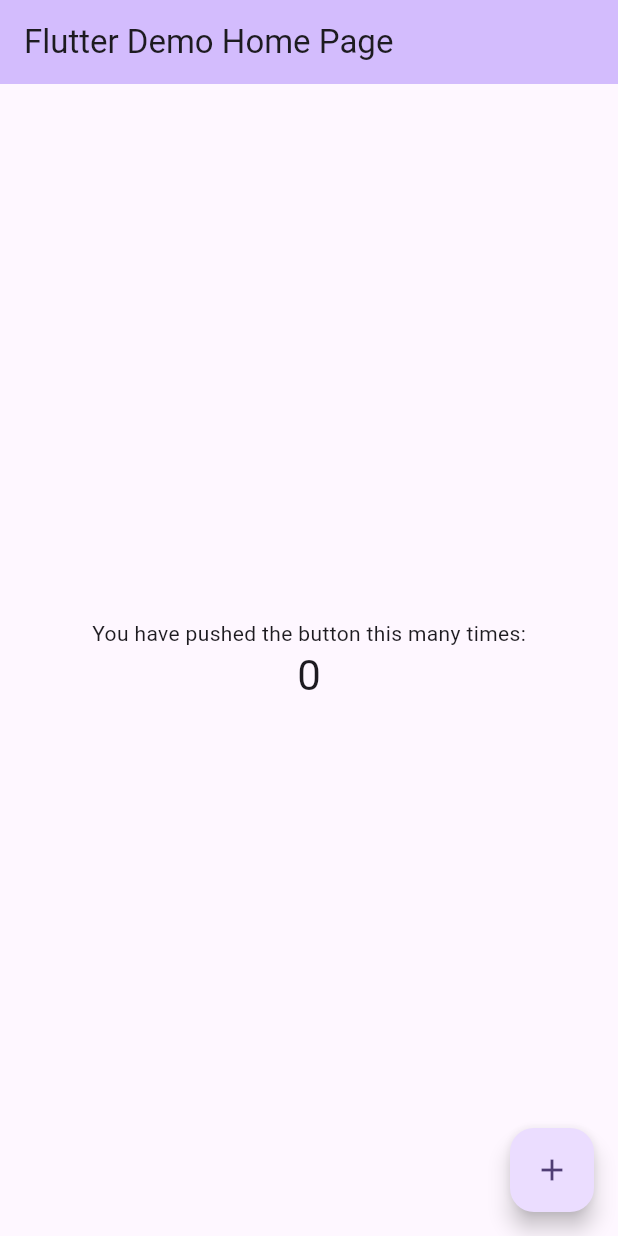
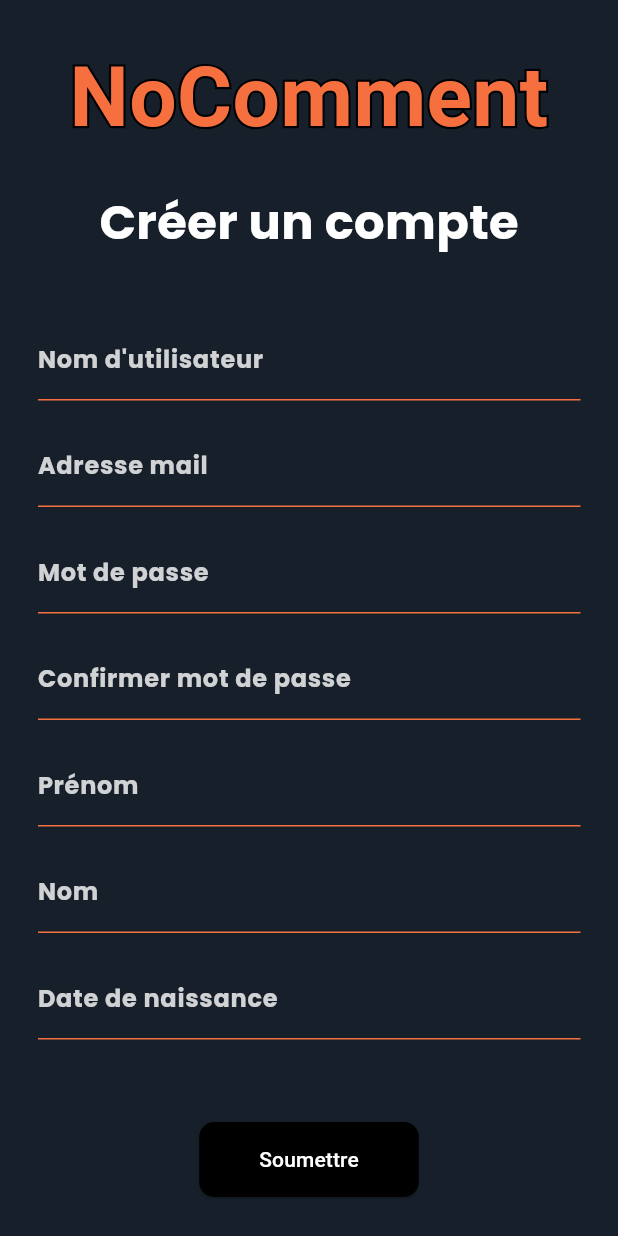
Before and after one commit to Evan-Duval/NoComment, a Flutter app: the screen it shows after launch, on a phone screen of 412 x 824 dp. Run offline on Flutter 3.47's test engine with Material 3 defaults, Android fonts, the phone set to English and light mode, and no system bars; drawn by our look-alikes of stroke_text; our stand-ins replace google_fonts.

Commit message:
Front Page register

```diff
--- a/Flutter/no_comment_flutter/lib/main.dart
+++ b/Flutter/no_comment_flutter/lib/main.dart
@@ -1,69 +1,20 @@
 import 'package:flutter/material.dart';
+import 'package:no_comment_flutter/pages/register.dart';
 
 void main() {
-  runApp(const MyApp());
+  runApp(const MainApp());
 }
 
-class MyApp extends StatelessWidget {
-  const MyApp({super.key});
+class MainApp extends StatelessWidget {
+  const MainApp({super.key});
 
-  // This widget is the root of your application.
   @override
   Widget build(BuildContext context) {
     return MaterialApp(
-      title: 'Flutter Demo',
-      theme: ThemeData(
-        colorScheme: ColorScheme.fromSeed(seedColor: Colors.deepPurple),
-        useMaterial3: true,
-      ),
-      home: const MyHomePage(title: 'Flutter Demo Home Page'),
+      initialRoute: '/register',
+      routes: {
+        '/register': (context) => const RegisterPage(),
+      },
     );
   }
 }
-
-class MyHomePage extends StatefulWidget {
-  const MyHomePage({super.key, required this.title});
-  final String title;
-
-  @override
-  State<MyHomePage> createState() => _MyHomePageState();
-}
-
-class _MyHomePageState extends State<MyHomePage> {
-  int _counter = 0;
-
-  void _incrementCounter() {
-    setState(() {
-      _counter++;
-    });
-  }
-
-  @override
-  Widget build(BuildContext context) {
-    return Scaffold(
-      appBar: AppBar(
-        backgroundColor: Theme.of(context).colorScheme.inversePrimary,
-        title: Text(widget.title),
-      ),
-      body: Center(
-        child: Column(
-          mainAxisAlignment: MainAxisAlignment.center,
-          children: <Widget>[
-            const Text(
-              'You have pushed the button this many times:',
-            ),
-            Text(
-              '$_counter',
-              style: Theme.of(context).textTheme.headlineMedium,
-            ),
-          ],
-        ),
-      ),
-      floatingActionButton: FloatingActionButton(
-        onPressed: _incrementCounter,
-        tooltip: 'Increment',
-        child: const Icon(Icons.add),
-      ),
-    );
-  }
-}
--- /dev/null
+++ b/Flutter/no_comment_flutter/lib/pages/register.dart
@@ -0,0 +1,113 @@
+import 'package:flutter/material.dart';
+import 'package:google_fonts/google_fonts.dart';
+import 'package:stroke_text/stroke_text.dart';
+
+class RegisterPage extends StatelessWidget {
+  const RegisterPage({super.key});
+
+  @override
+  Widget build(BuildContext context) {
+    return Scaffold(
+      backgroundColor: const Color.fromRGBO(23, 32, 42, 1),
+      body: Center(
+        child: Padding(
+          padding: const EdgeInsets.all(25.0),
+          child: SingleChildScrollView(
+            // Ajout pour permettre le défilement
+            child: Column(
+              mainAxisAlignment: MainAxisAlignment.center,
+              crossAxisAlignment: CrossAxisAlignment.center,
+              children: [
+                Center(
+                  child: StrokeText(
+                    text: 'NoComment',
+                    textAlign: TextAlign.center,
+                    textStyle: GoogleFonts.nanumBrushScript(
+                      fontSize: 56,
+                      color: const Color.fromRGBO(246, 112, 63, 1),
+                      fontWeight: FontWeight.bold,
+                    ),
+                    strokeWidth: 3,
+                    strokeColor: Colors.black,
+                  ),
+                ),
+                const SizedBox(height: 20),
+                Center(
+                  child: Text(
+                    'Créer un compte',
+                    style: GoogleFonts.poppins(
+                      fontSize: 32,
+                      color: Colors.white,
+                      fontWeight: FontWeight.bold,
+                    ),
+                  ),
+                ),
+                const SizedBox(height: 40),
+                _buildTextField('Nom d\'utilisateur'),
+                _buildTextField('Adresse mail'),
+                _buildTextField('Mot de passe'),
+                _buildTextField('Confirmer mot de passe'),
+                _buildTextField('Prénom'),
+                _buildTextField('Nom'),
+                _buildTextField('Date de naissance'),
+                const SizedBox(height: 40),
+                Center(
+                  child: ElevatedButton(
+                    onPressed: () {},
+                    style: ElevatedButton.styleFrom(
+                      backgroundColor: Colors.black,
+                      shape: RoundedRectangleBorder(
+                        borderRadius: BorderRadius.circular(10),
+                      ),
+                      padding: const EdgeInsets.symmetric(
+                          horizontal: 40, vertical: 15),
+                    ),
+                    child: Text('Soumettre',
+                        style: TextStyle(color: Colors.white)),
+                  ),
+                ),
+                const SizedBox(height: 10),
+                Center(
+                  child: Text(
+                    "Déjà un compte ?",
+                    style: GoogleFonts.poppins(
+                      color: Colors.white60,
+                      fontSize: 14,
+                    ),
+                  ),
+                )
+              ],
+            ),
+          ),
+        ),
+      ),
+    );
+  }
+
+  Widget _buildTextField(String label) {
+    return Padding(
+      padding: const EdgeInsets.only(bottom: 15.0),
+      child: TextField(
+        cursorColor: Colors.white,
+        decoration: InputDecoration(
+          labelText: label,
+          labelStyle: GoogleFonts.poppins(
+            color: const Color.fromRGBO(255, 255, 255, 0.8),
+            fontWeight: FontWeight.bold,
+          ),
+          focusedBorder: const UnderlineInputBorder(
+            borderSide: BorderSide(color: Color.fromARGB(255, 246, 112, 63)),
+          ),
+          enabledBorder: const UnderlineInputBorder(
+            borderSide: BorderSide(color: Color.fromARGB(255, 246, 112, 63)),
+          ),
+        ),
+        style: const TextStyle(color: Colors.white),
+      ),
+    );
+  }
+}
+
+void main() {
+  runApp(const MaterialApp(home: RegisterPage()));
+}
```
Also changed, not shown: Flutter/no_comment_flutter/pubspec.yaml (+5 -72 lines), Flutter/no_comment_flutter/pubspec.lock, 4 other files.
